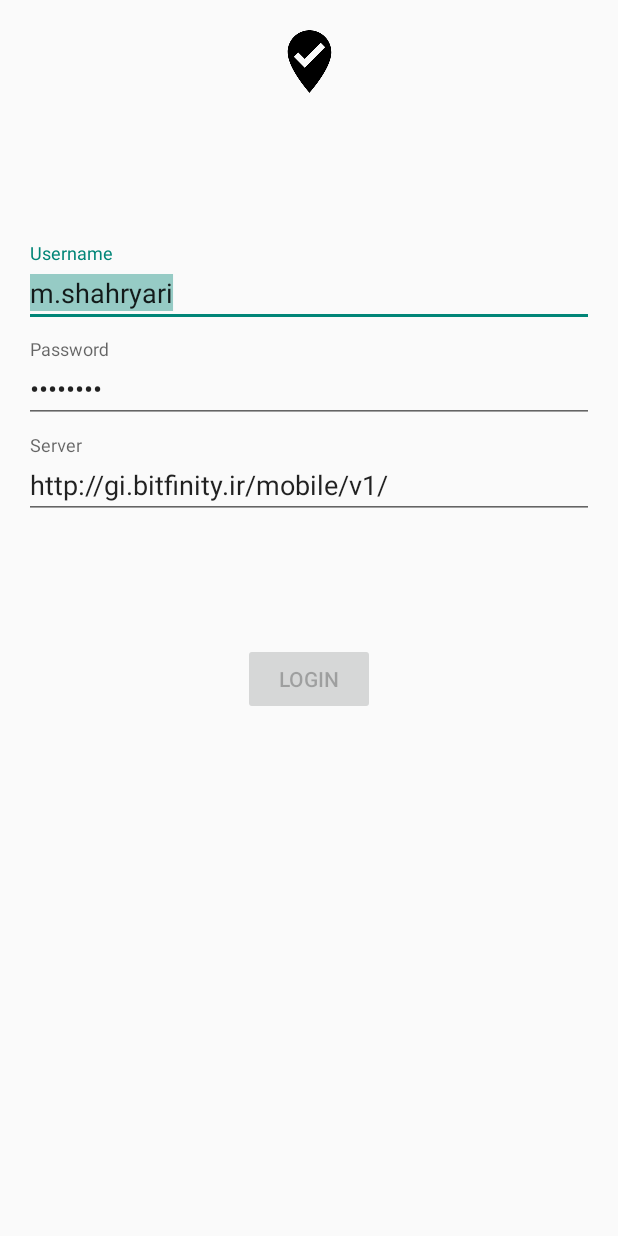
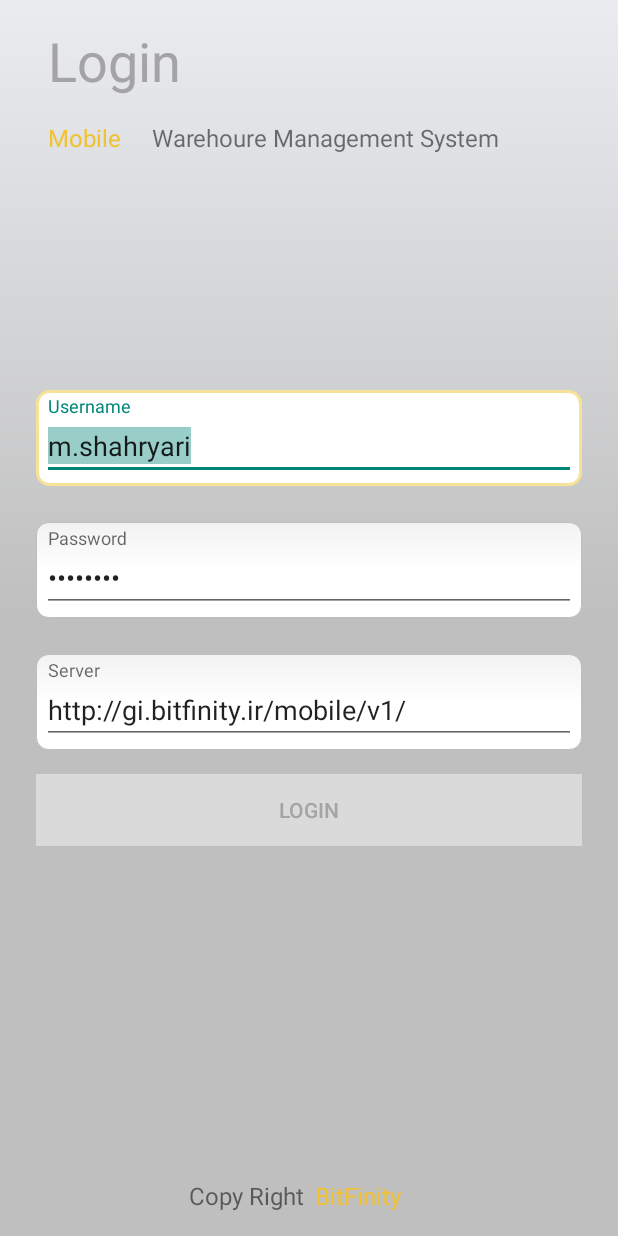
Before and after one commit to PayamDarabi/WMS, an Android app: the screen it shows after launch (LoginActivity), on a phone screen of 412 x 824 dp. Run offline under Robolectric (Android 15) with nearby library versions, the phone set to English and light mode, and no system bars.

Commit message:
login page front changed

```diff
--- a/app/src/main/AndroidManifest.xml
+++ b/app/src/main/AndroidManifest.xml
@@ -11,7 +11,7 @@
         android:roundIcon="@mipmap/ic_launcher_round"
         android:supportsRtl="true"
         android:theme="@style/Theme.WMS"
-        tools:targetApi="31">
+        tools:targetApi="33">
         <activity
             android:name=".ui.home.HomeActivity"
             android:exported="false"
@@ -38,7 +38,7 @@
         <activity
             android:name=".ui.login.LoginActivity"
             android:label="@string/login"
-            android:theme="@style/Theme.AppCompat.Light.NoActionBar"></activity>
+            android:theme="@style/Theme.AppCompat.Light.NoActionBar" />
     </application>
 
 </manifest>
--- a/app/src/main/java/com/wms/wms/data/LoginApi.kt
+++ b/app/src/main/java/com/wms/wms/data/LoginApi.kt
@@ -9,9 +9,9 @@ import com.wms.wms.data.model.response.ApiResult
  */
 
 class LoginApi(val dataSource: LoginDataSource) {
-    suspend fun login(baseUrl: String, username: String, password: String): ApiResult<LoginResponse>? {
+    suspend fun login(username: String, password: String): ApiResult<LoginResponse>? {
         // handle login
 
-        return dataSource.login(baseUrl, username, password)
+        return dataSource.login(username, password)
     }
 }
--- a/app/src/main/java/com/wms/wms/data/LoginDataSource.kt
+++ b/app/src/main/java/com/wms/wms/data/LoginDataSource.kt
@@ -15,8 +15,8 @@ import java.util.*
 
 
 class LoginDataSource {
-    suspend fun login(baseUrl: String, username: String, password: String): ApiResult<LoginResponse> {
-        var retrofit = RetrofitClient.getInstance(baseUrl)
+    suspend fun login(username: String, password: String): ApiResult<LoginResponse> {
+        var retrofit = RetrofitClient.getInstance()
         var apiInterface = retrofit.create(IApi::class.java)
 
         try {
--- a/app/src/main/java/com/wms/wms/ui/login/LoginActivity.kt
+++ b/app/src/main/java/com/wms/wms/ui/login/LoginActivity.kt
@@ -16,6 +16,7 @@ import androidx.lifecycle.lifecycleScope
 import com.wms.wms.R
 import com.wms.wms.data.helper.PreferenceHelper
 import com.wms.wms.databinding.ActivityLoginBinding
+import kotlin.math.log
 
 class LoginActivity : AppCompatActivity() {
 
@@ -33,8 +34,6 @@ class LoginActivity : AppCompatActivity() {
         val serverPath = binding.serverPath
         val login = binding.login
         val loading = binding.loading
-        val icon = binding.icon
-
 
         loginViewModel = ViewModelProvider(this, LoginViewModelFactory())
             .get(LoginViewModel::class.java)
@@ -44,7 +43,14 @@ class LoginActivity : AppCompatActivity() {
 
             // disable login button unless both username / password is valid
             login.isEnabled = loginState.isDataValid
-
+            if(loginState.isDataValid) {
+                login.setBackgroundColor(getColor(R.color.yellow_500))
+                login.setTextColor(getColor(R.color.white))
+            }
+            else{
+                login.setBackgroundColor(getColor(R.color.gray_200))
+                login.setTextColor(getColor(R.color.gray_700))
+            }
             if (loginState.usernameError != null) {
                 username.error = getString(loginState.usernameError)
             }
@@ -91,7 +97,6 @@ class LoginActivity : AppCompatActivity() {
                     EditorInfo.IME_ACTION_DONE ->
                         lifecycleScope.launchWhenCreated {
                             loginViewModel.login(
-                                serverPath.text.toString(),
                                 username.text.toString(),
                                 password.text.toString()
                             )
@@ -105,17 +110,11 @@ class LoginActivity : AppCompatActivity() {
                 PreferenceHelper.setString("BaseUrl", serverPath.text.toString())
                 lifecycleScope.launchWhenCreated {
                     loginViewModel.login(
-                        serverPath.text.toString(),
                         username.text.toString(),
                         password.text.toString()
                     )
                 }
             }
-        }
-
-        icon.setOnClickListener {
-            serverPath.visibility = View.VISIBLE
-            icon.visibility = View.GONE
         }
     }
 
--- a/app/src/main/java/com/wms/wms/ui/login/LoginViewModel.kt
+++ b/app/src/main/java/com/wms/wms/ui/login/LoginViewModel.kt
@@ -15,9 +15,9 @@ class LoginViewModel(private val loginApi: LoginApi) : ViewModel() {
     private val _loginResult = MutableLiveData<LoginResult>()
     val loginResult: LiveData<LoginResult> = _loginResult
 
-    suspend fun login(baseUrl: String, username: String, password: String) {
+    suspend fun login(username: String, password: String) {
         // can be launched in a separate asynchronous job
-        val result = loginApi.login(baseUrl, username, password)
+        val result = loginApi.login(username, password)
 
         if (result is ApiResult.Success) {
             _loginResult.value = LoginResult(error = R.string.login)
@@ -43,6 +43,6 @@ class LoginViewModel(private val loginApi: LoginApi) : ViewModel() {
 
     // A placeholder password validation check
     private fun isPasswordValid(password: String): Boolean {
-        return password.length > 5 && password.isNotBlank()
+        return password.length > 8 && password.isNotBlank()
     }
 }
--- /dev/null
+++ b/app/src/main/res/drawable/bg_gredient.xml
@@ -0,0 +1,15 @@
+<?xml version="1.0" encoding="utf-8"?>
+
+<shape
+    xmlns:android="http://schemas.android.com/apk/res/android"
+    android:shape="rectangle">
+
+    <gradient
+        android:type="linear"
+        android:startColor="#EAECF0"
+        android:centerColor="#BFBFBF"
+        android:endColor="#BFBFBF"
+        android:angle="270"
+        />
+
+</shape>
--- /dev/null
+++ b/app/src/main/res/drawable/edittext_bg.xml
@@ -0,0 +1,65 @@
+<?xml version="1.0" encoding="utf-8"?>
+<!--  res/drawable/edittext_rounded_corners.xml -->
+<selector xmlns:android="http://schemas.android.com/apk/res/android">
+
+    <item android:state_pressed="true" android:state_focused="true">
+        <shape>
+            <solid android:color="@color/yellow_200"/>
+            <stroke
+                android:width="2.3dp"
+                android:color="@color/yellow_200" />
+            <corners
+                android:radius="8dp" />
+        </shape>
+    </item>
+
+    <item android:state_pressed="true" android:state_focused="false">
+        <shape>
+            <solid android:color="@color/yellow_200"/>
+            <stroke
+                android:width="2.3dp"
+                android:color="@color/yellow_200" />
+            <corners
+                android:radius="8dp" />
+        </shape>
+    </item>
+
+    <item android:state_pressed="false" android:state_focused="true">
+        <shape>
+            <solid android:color="#FFFFFF"/>
+            <stroke
+                android:width="2.3dp"
+                android:color="@color/yellow_200" />
+            <corners
+                android:radius="8dp" />
+        </shape>
+    </item>
+
+    <item android:state_pressed="false" android:state_focused="false">
+        <shape>
+            <gradient
+                android:startColor="#F2F2F2"
+                android:centerColor="#FFFFFF"
+                android:endColor="#FFFFFF"
+                android:angle="270"
+                />
+            <stroke
+                android:width="0.7dp"
+                android:color="#BDBDBD" />
+            <corners
+                android:radius="8dp" />
+        </shape>
+    </item>
+
+    <item android:state_enabled="true">
+        <shape>
+            <padding
+                android:left="4dp"
+                android:top="4dp"
+                android:right="4dp"
+                android:bottom="4dp"
+                />
+        </shape>
+    </item>
+
+</selector>
--- a/app/src/main/res/drawable/ic_baseline_where_to_vote_24.xml
+++ b/app/src/main/res/drawable/ic_baseline_where_to_vote_24.xml
@@ -1,4 +1,4 @@
-<vector android:height="24dp" android:tint="#000000"
+<vector android:height="24dp" android:tint="@color/yellow_500"
     android:viewportHeight="24" android:viewportWidth="24"
     android:width="24dp" xmlns:android="http://schemas.android.com/apk/res/android">
     <path android:fillColor="@android:color/white" android:pathData="M12,2c3.86,0 7,3.14 7,7 0,5.25 -7,13 -7,13S5,14.25 5,9c0,-3.86 3.14,-7 7,-7zM10.47,14L17,7.41 15.6,6l-5.13,5.18L8.4,9.09 7,10.5l3.47,3.5z"/>
--- a/app/src/main/res/layout/activity_login.xml
+++ b/app/src/main/res/layout/activity_login.xml
@@ -5,49 +5,89 @@
     android:id="@+id/container"
     android:layout_width="match_parent"
     android:layout_height="match_parent"
+    android:background="@drawable/bg_gredient"
     android:paddingLeft="@dimen/activity_horizontal_margin"
     android:paddingTop="@dimen/activity_vertical_margin"
     android:paddingRight="@dimen/activity_horizontal_margin"
     android:paddingBottom="@dimen/activity_vertical_margin"
     tools:context=".ui.login.LoginActivity">
 
-    <ImageView
-        android:id="@+id/icon"
-        android:layout_width="50dp"
-        android:layout_height="50dp"
-        android:src="@drawable/ic_baseline_where_to_vote_24"
+    <androidx.appcompat.widget.AppCompatTextView
+        android:id="@+id/tvLogin"
+        android:layout_marginStart="16dp"
+        android:layout_marginEnd="16dp"
+        android:layout_width="match_parent"
+        android:layout_height="wrap_content"
+        android:text="@string/login"
+        android:textColor="@color/gray_700"
+        app:layout_constraintStart_toStartOf="parent"
+        app:layout_constraintEnd_toEndOf="parent"
+        android:textSize="36sp">
+    </androidx.appcompat.widget.AppCompatTextView>
+
+    <androidx.appcompat.widget.LinearLayoutCompat
+        android:layout_width="match_parent"
+        android:orientation="horizontal"
+        android:layout_height="wrap_content"
+        android:layout_marginStart="16dp"
+        android:layout_marginTop="16dp"
+        android:layout_marginEnd="16dp"
+        app:layout_constraintStart_toStartOf="parent"
+        app:layout_constraintEnd_toEndOf="parent"
+        app:layout_constraintTop_toBottomOf="@+id/tvLogin">
+        <androidx.appcompat.widget.AppCompatTextView
+            android:layout_width="0dp"
+            android:layout_weight="0.2"
+            android:layout_height="wrap_content"
+            android:text="Mobile"
+            android:textColor="@color/yellow_500"
+            android:textSize="16sp">
+        </androidx.appcompat.widget.AppCompatTextView>
+        <androidx.appcompat.widget.AppCompatTextView
+            android:layout_width="0dp"
+            android:layout_weight="0.8"
+            android:layout_height="wrap_content"
+            android:text="Warehoure Management System"
+            android:textSize="16sp">
+        </androidx.appcompat.widget.AppCompatTextView>
+    </androidx.appcompat.widget.LinearLayoutCompat>
+
+    <androidx.appcompat.widget.LinearLayoutCompat
+        android:layout_height="wrap_content"
+        android:layout_width="match_parent"
+        android:orientation="vertical"
+        app:layout_constraintBottom_toBottomOf="parent"
         app:layout_constraintEnd_toEndOf="parent"
         app:layout_constraintStart_toStartOf="parent"
-        app:layout_constraintTop_toTopOf="parent"/>
+        app:layout_constraintTop_toTopOf="parent">
+        <com.google.android.material.textfield.TextInputLayout
+            android:id="@+id/tilusername"
+            android:layout_width="match_parent"
+            android:layout_height="wrap_content"
+            android:hint="@string/prompt_username"
+            android:background="@drawable/edittext_bg"
+            android:layout_marginBottom="16dp"
+            android:layout_marginStart="8dp"
+            android:layout_marginEnd="8dp">
 
-    <com.google.android.material.textfield.TextInputLayout
-        android:layout_width="0dp"
-        android:layout_height="wrap_content"
-        android:layout_marginTop="96dp"
-        android:id="@+id/tilusername"
-        android:hint="@string/prompt_username"
-        app:layout_constraintEnd_toEndOf="parent"
-        app:layout_constraintStart_toStartOf="parent"
-        app:layout_constraintTop_toBottomOf="@+id/icon">
             <EditText
                 android:id="@+id/username"
                 android:layout_width="match_parent"
                 android:layout_height="match_parent"
                 android:inputType="text"
-        android:text="m.shahryari"
-        android:selectAllOnFocus="true"/>
+                android:selectAllOnFocus="true"
+                android:text="m.shahryari" />
         </com.google.android.material.textfield.TextInputLayout>
-
         <com.google.android.material.textfield.TextInputLayout
-        android:layout_width="0dp"
+            android:layout_width="match_parent"
             android:layout_height="wrap_content"
             android:layout_marginTop="8dp"
             android:id="@+id/tilpassword"
+            android:background="@drawable/edittext_bg"
             android:hint="@string/prompt_password"
-
-        app:layout_constraintEnd_toEndOf="parent"
-        app:layout_constraintStart_toStartOf="parent"
-        app:layout_constraintTop_toBottomOf="@+id/tilusername">
+            android:layout_marginBottom="16dp"
+            android:layout_marginStart="8dp"
+            android:layout_marginEnd="8dp">
             <EditText
                 android:id="@+id/password"
                 android:layout_width="match_parent"
@@ -59,14 +99,15 @@
                 android:selectAllOnFocus="true" />
         </com.google.android.material.textfield.TextInputLayout>
         <com.google.android.material.textfield.TextInputLayout
-        android:layout_width="0dp"
+            android:layout_width="match_parent"
             android:layout_height="wrap_content"
             android:layout_marginTop="8dp"
             android:id="@+id/tilServerPath"
+            android:background="@drawable/edittext_bg"
             android:hint="@string/prompt_server_path"
-        app:layout_constraintEnd_toEndOf="parent"
-        app:layout_constraintStart_toStartOf="parent"
-        app:layout_constraintTop_toBottomOf="@+id/tilpassword">
+            android:layout_marginBottom="16dp"
+            android:layout_marginStart="8dp"
+            android:layout_marginEnd="8dp">
             <EditText
                 android:id="@+id/serverPath"
                 android:layout_width="match_parent"
@@ -75,25 +116,55 @@
                 android:inputType="text"
                 android:visibility="visible"
                 android:text="@string/default_base_server_path"
-        android:selectAllOnFocus="true" />
+                android:selectAllOnFocus="true"
+                />
         </com.google.android.material.textfield.TextInputLayout>
 
         <Button
             android:id="@+id/login"
-        android:layout_width="wrap_content"
+            android:layout_width="match_parent"
             android:layout_height="wrap_content"
-        android:layout_gravity="start"
-        android:layout_marginTop="16dp"
-        android:layout_marginBottom="64dp"
+            android:layout_gravity="center"
+            android:background="@color/gray_200"
             android:enabled="false"
             android:text="@string/login"
-        app:layout_constraintBottom_toBottomOf="parent"
-        app:layout_constraintEnd_toEndOf="parent"
-        app:layout_constraintStart_toStartOf="parent"
-        app:layout_constraintTop_toBottomOf="@+id/tilServerPath"
-        app:layout_constraintVertical_bias="0.2" />
+            android:textColor="@color/gray_700"
+            android:layout_marginStart="8dp"
+            android:layout_marginEnd="8dp"/>
+    </androidx.appcompat.widget.LinearLayoutCompat>
 
 
+    <androidx.appcompat.widget.LinearLayoutCompat
+        android:id="@+id/linFooter"
+        android:layout_width="match_parent"
+        android:orientation="horizontal"
+        android:layout_height="wrap_content"
+        android:layout_marginStart="16dp"
+        android:layout_marginTop="16dp"
+        android:layout_marginEnd="16dp"
+        app:layout_constraintStart_toStartOf="parent"
+        app:layout_constraintEnd_toEndOf="parent"
+        app:layout_constraintBottom_toBottomOf="@id/container">
+        <androidx.appcompat.widget.AppCompatTextView
+            android:layout_width="0dp"
+            android:layout_weight="0.5"
+            android:gravity="end"
+            android:layout_marginEnd="4dp"
+            android:layout_height="wrap_content"
+            android:text="Copy Right"
+            android:textSize="16sp">
+        </androidx.appcompat.widget.AppCompatTextView>
+        <androidx.appcompat.widget.AppCompatTextView
+            android:layout_width="0dp"
+            android:layout_weight="0.5"
+            android:textColor="@color/yellow_500"
+            android:layout_height="wrap_content"
+            android:layout_marginStart="4dp"
+            android:text="BitFinity"
+            android:gravity="start"
+            android:textSize="16sp">
+        </androidx.appcompat.widget.AppCompatTextView>
+    </androidx.appcompat.widget.LinearLayoutCompat>
     <ProgressBar
         android:id="@+id/loading"
         android:layout_width="wrap_content"
@@ -103,8 +174,8 @@
         android:layout_marginBottom="64dp"
         android:visibility="gone"
         app:layout_constraintBottom_toBottomOf="parent"
-        app:layout_constraintEnd_toEndOf="@+id/tilpassword"
-        app:layout_constraintStart_toStartOf="@+id/tilpassword"
+        app:layout_constraintEnd_toEndOf="parent"
+        app:layout_constraintStart_toStartOf="parent"
         app:layout_constraintTop_toTopOf="parent"
         app:layout_constraintVertical_bias="0.3" />
 
--- a/app/src/main/res/layout/activity_splash_screen.xml
+++ b/app/src/main/res/layout/activity_splash_screen.xml
@@ -5,7 +5,7 @@
     xmlns:tools="http://schemas.android.com/tools"
     android:layout_width="match_parent"
     android:layout_height="match_parent"
-    android:background="@color/white"
+    android:background="@drawable/bg_gredient"
     tools:context=".ui.splash.SplashScreen">
 
     <ImageView
--- a/app/src/main/res/values-night/themes.xml
+++ b/app/src/main/res/values-night/themes.xml
@@ -2,12 +2,12 @@
     <!-- Base application theme. -->
     <style name="Theme.WMS" parent="Theme.MaterialComponents.DayNight.DarkActionBar">
         <!-- Primary brand color. -->
-        <item name="colorPrimary">@color/purple_200</item>
-        <item name="colorPrimaryVariant">@color/purple_700</item>
+        <item name="colorPrimary">@color/yellow_200</item>
+        <item name="colorPrimaryVariant">@color/yellow_700</item>
         <item name="colorOnPrimary">@color/black</item>
         <!-- Secondary brand color. -->
-        <item name="colorSecondary">@color/teal_200</item>
-        <item name="colorSecondaryVariant">@color/teal_200</item>
+        <item name="colorSecondary">@color/gray_200</item>
+        <item name="colorSecondaryVariant">@color/gray_200</item>
         <item name="colorOnSecondary">@color/black</item>
         <!-- Status bar color. -->
         <item name="android:statusBarColor">?attr/colorPrimaryVariant</item>
--- a/app/src/main/res/values/colors.xml
+++ b/app/src/main/res/values/colors.xml
@@ -1,10 +1,10 @@
 <?xml version="1.0" encoding="utf-8"?>
 <resources>
-    <color name="purple_200">#FFBB86FC</color>
-    <color name="purple_500">#FF6200EE</color>
-    <color name="purple_700">#FF3700B3</color>
-    <color name="teal_200">#FF03DAC5</color>
-    <color name="teal_700">#FF018786</color>
+    <color name="yellow_200">#F8E199</color>
+    <color name="yellow_500">#F1C232</color>
+    <color name="yellow_700">#EDB426</color>
+    <color name="gray_200">#DADADA</color>
+    <color name="gray_700">#A4A4A4</color>
     <color name="black">#FF000000</color>
     <color name="white">#FFFFFFFF</color>
 </resources>
--- a/app/src/main/res/values/strings.xml
+++ b/app/src/main/res/values/strings.xml
@@ -1,14 +1,14 @@
 <resources>
     <string name="app_name">WMS</string>
     <!-- Strings related to login -->
-    <string name="login">login</string>
+    <string name="login">Login</string>
     <string name="prompt_username">Username</string>
     <string name="prompt_password">Password</string>
     <string name="prompt_server_path">Server</string>
     <string name="action_sign_in_short">Sign in</string>
     <string name="welcome">"Welcome !"</string>
     <string name="invalid_username">Not a valid username</string>
-    <string name="invalid_password">Password must be >8 characters</string>
+    <string name="invalid_password">Password must be > 8 characters</string>
     <string name="login_failed">"Login failed"</string>
     <string name="title_activity_home">"Home"</string>
     <string name="nav_header_desc">"nav_header_desc"</string>
--- a/app/src/main/res/values/themes.xml
+++ b/app/src/main/res/values/themes.xml
@@ -2,12 +2,12 @@
     <!-- Base application theme. -->
     <style name="Theme.WMS" parent="Theme.MaterialComponents.DayNight.DarkActionBar">
         <!-- Primary brand color. -->
-        <item name="colorPrimary">@color/purple_500</item>
-        <item name="colorPrimaryVariant">@color/purple_700</item>
+        <item name="colorPrimary">@color/yellow_500</item>
+        <item name="colorPrimaryVariant">@color/yellow_700</item>
         <item name="colorOnPrimary">@color/white</item>
         <!-- Secondary brand color. -->
-        <item name="colorSecondary">@color/teal_200</item>
-        <item name="colorSecondaryVariant">@color/teal_700</item>
+        <item name="colorSecondary">@color/gray_200</item>
+        <item name="colorSecondaryVariant">@color/gray_700</item>
         <item name="colorOnSecondary">@color/black</item>
         <!-- Status bar color. -->
         <item name="android:statusBarColor">?attr/colorPrimaryVariant</item>
```
Also changed, not shown: app/build.gradle (+7 -6 lines), build.gradle (+12 -4 lines), gradle/wrapper/gradle-wrapper.properties. Lines whose indentation alone changed are shown as unchanged.
